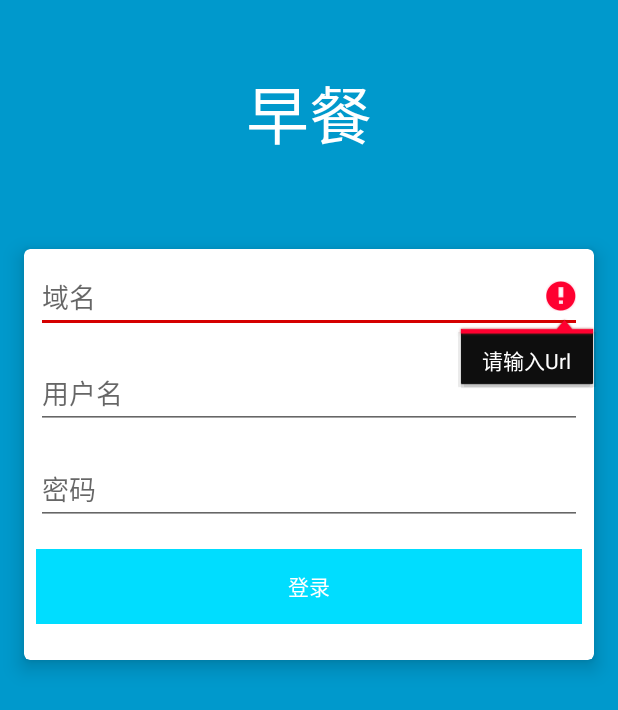
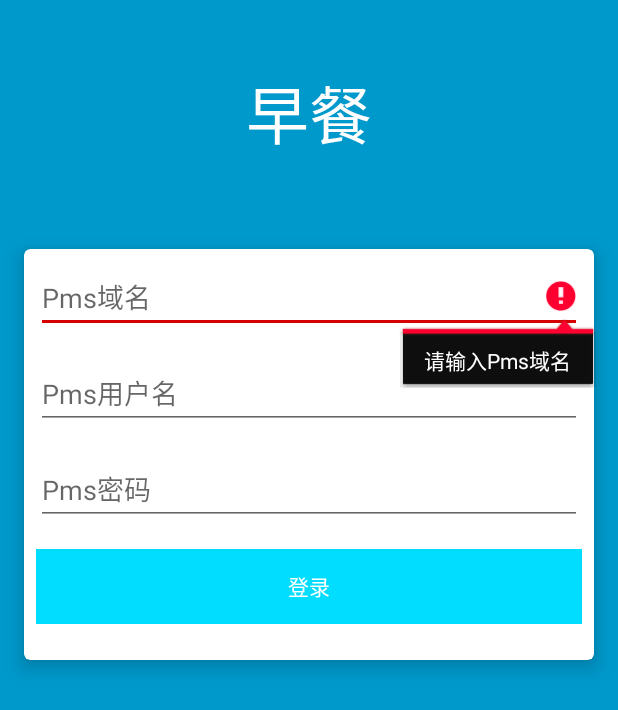
Before and after one commit to mrjiangyan/BreakfastClient, an Android app: the screen it shows after launch (LoginActivity), after a tap on "登录", on a phone screen of 412 x 824 dp. Shown: the top 710 px of the screen. Run offline under Robolectric (Android 15) with nearby library versions, the phone set to English and light mode, and no system bars; our stand-ins replace ButterKnife; libraries missing offline, so code that uses them is left out: android.support.test, com.apkfuns.logutils, retrofit2.adapter.rxjava, rx.android.schedulers, rx.internal.util and 1 more; pictures from the network do not load; 6 statements that could not run were skipped.

Commit message:
早餐客户端-》早餐首页--优化代码

```diff
--- a/app/src/main/AndroidManifest.xml
+++ b/app/src/main/AndroidManifest.xml
@@ -60,7 +60,7 @@
         android:smallScreens="false" />
 
     <application
-        android:name="com.breakfast.library.app.BaseApplication"
+        android:name="com.breakfast.library.app.BreakfastApplication"
         android:allowBackup="true"
         android:icon="@drawable/logo"
         android:label="@string/app_name"
--- a/app/src/main/java/com/breakfast/client/home/activity/LoginActivity.java
+++ b/app/src/main/java/com/breakfast/client/home/activity/LoginActivity.java
@@ -1,8 +1,11 @@
 package com.breakfast.client.home.activity;
 
+import android.app.AlertDialog;
+import android.content.DialogInterface;
 import android.os.Bundle;
 import android.support.annotation.Nullable;
 import android.view.View;
+import android.widget.Toast;
 
 import com.breakfast.client.home.contract.AuthContract;
 import com.breakfast.client.util.DialogUtils;
@@ -10,7 +13,12 @@ import com.breakfast.client.R;
 import com.breakfast.client.base.BaseActivity;
 import com.breakfast.client.home.presenter.AuthPresenter;
 import com.breakfast.client.view.DeletableEditText;
+import com.breakfast.library.app.BreakfastApplication;
+import com.breakfast.library.data.entity.user.User;
+import com.breakfast.library.data.entity.user.UserModel;
 import com.breakfast.library.data.source.impl.AuthDataSourceImpl;
+import com.breakfast.library.util.ResourceUtils;
+import com.breakfast.library.util.SecurityUtil;
 import com.breakfast.library.util.SharedPreferenceUtils;
 
 import butterknife.BindView;
@@ -47,11 +55,13 @@ public class LoginActivity extends BaseActivity implements AuthContract.View {
     @Override
     protected void initViews(Bundle savedInstanceState) {
         presenter = new AuthPresenter(new AuthDataSourceImpl(), this);
-        tv_url.setText(SharedPreferenceUtils.getString(R.string.STRING_URL_ID));
-        tv_username.setText(SharedPreferenceUtils.getString(R.string.STRING_LOGIN_NAME_ID));
+        tv_url.setText(SharedPreferenceUtils.getString(R.string.STRING_LAST_LOGIN_SUCCESS_URL_ID));
+        tv_username.setText(SharedPreferenceUtils.getString(R.string.STRING_LAST_LOGIN_SUCCESS_NAME_ID));
     }
     @Override
-    public void showLoginSuccess() {
+    public void showLoginSuccess(UserModel userModel) {
+        ((BreakfastApplication)getApplication()).setUserModel(userModel);
+
         finish();
         setIntentClass(MainActivity.class);
     }
@@ -63,19 +73,19 @@ public class LoginActivity extends BaseActivity implements AuthContract.View {
 
     @Override
     public void showUrlIsEmptyErrorMessage(){
-        tv_url.setError("请输入Url");
+        tv_url.setError(ResourceUtils.getString(R.string.should_input_url));
         tv_url.setShakeAnimation();
     }
 
     @Override
     public void showPasswordIsEmptyErrorMessage() {
-        tv_password.setError("请输入密码");
+        tv_password.setError(ResourceUtils.getString(R.string.should_input_password));
         tv_password.setShakeAnimation();
     }
 
     @Override
     public void showAccountIsEmptyErrorMessage() {
-        tv_username.setError("请输入账号");
+        tv_username.setError(ResourceUtils.getString(R.string.should_input_username));
         tv_username.setShakeAnimation();
     }
 
--- a/app/src/main/java/com/breakfast/client/home/activity/SplashActivity.java
+++ b/app/src/main/java/com/breakfast/client/home/activity/SplashActivity.java
@@ -13,6 +13,7 @@ import com.apkfuns.logutils.LogUtils;
 import com.breakfast.client.R;
 import com.breakfast.client.base.BaseActivity;
 import com.breakfast.client.home.contract.AuthContract;
+import com.breakfast.library.data.entity.user.UserModel;
 import com.breakfast.library.util.SecurityUtil;
 
 public class SplashActivity extends BaseActivity implements AuthContract.View {
@@ -81,7 +82,7 @@ public class SplashActivity extends BaseActivity implements AuthContract.View {
     }
 
     @Override
-    public void showLoginSuccess() {
+    public void showLoginSuccess(UserModel userModel) {
         gotoHome();
     }
 
--- a/app/src/main/java/com/breakfast/client/home/contract/AuthContract.java
+++ b/app/src/main/java/com/breakfast/client/home/contract/AuthContract.java
@@ -2,6 +2,7 @@ package com.breakfast.client.home.contract;
 
 import com.breakfast.client.base.contract.BasePresenter;
 import com.breakfast.client.base.contract.BaseView;
+import com.breakfast.library.data.entity.user.UserModel;
 
 import java.io.IOException;
 import java.io.UnsupportedEncodingException;
@@ -15,7 +16,7 @@ public interface AuthContract {
 
     interface View extends BaseView<Presenter> {
 
-        void showLoginSuccess();
+        void showLoginSuccess(UserModel userModel);
 
         void resetError();
 
--- a/app/src/main/java/com/breakfast/client/home/contract/BreakfastContract.java
+++ b/app/src/main/java/com/breakfast/client/home/contract/BreakfastContract.java
@@ -2,6 +2,7 @@ package com.breakfast.client.home.contract;
 
 import com.breakfast.client.base.contract.BasePresenter;
 import com.breakfast.client.base.contract.BaseView;
+import com.breakfast.library.data.entity.breakfast.HotelBreakfastSummary;
 
 /**
  * Created by jliang on 7/25/2017.
@@ -11,7 +12,7 @@ public interface BreakfastContract {
 
     interface View extends BaseView<BreakfastContract.Presenter> {
 
-        void showHotelBreakfastSummary();
+        void showHotelBreakfastSummary(HotelBreakfastSummary hotelBreakfastSummary);
 
         void resetError();
 
--- a/app/src/main/java/com/breakfast/client/home/presenter/AuthPresenter.java
+++ b/app/src/main/java/com/breakfast/client/home/presenter/AuthPresenter.java
@@ -5,6 +5,7 @@ import android.text.TextUtils;
 
 import com.breakfast.client.R;
 import com.breakfast.client.home.contract.AuthContract;
+import com.breakfast.library.app.BaseApplication;
 import com.breakfast.library.data.entity.user.User;
 import com.breakfast.library.data.entity.user.UserModel;
 import com.breakfast.library.data.source.datasource.AuthDataSource;
@@ -12,6 +13,7 @@ import com.breakfast.library.data.source.datasource.BreakfastDataSource;
 import com.breakfast.library.data.source.impl.BreakfastDataSourceImpl;
 import com.breakfast.library.network.internal.ApiException;
 import com.breakfast.library.network.internal.ErrorSubscriber;
+import com.breakfast.library.util.SecurityUtil;
 import com.breakfast.library.util.SharedPreferenceUtils;
 
 
@@ -68,19 +70,16 @@ public class AuthPresenter implements AuthContract.Presenter {
         user.setShift("0");
 
         mSource.login(user,new ErrorSubscriber<UserModel>() {
-            @Override public void onNext(UserModel userModelResultModel) {
+            @Override public void onNext(UserModel userModel) {
 
-                if (userModelResultModel != null) {
-
-                    SharedPreferenceUtils.saveConfig(R.string.STRING_URL_ID, user.getUrl());
-                    SharedPreferenceUtils.saveConfig(R.string.STRING_LOGIN_NAME_ID, user.getUserName());
-                    SharedPreferenceUtils.saveConfig(R.string.STRING_ORG_NAME_ID, userModelResultModel.getOrgName());
-                    SharedPreferenceUtils.saveConfig(R.string.STRING_EMPLOYEE_NAME_ID, userModelResultModel.getEmployeeName());
-                    mView.showLoginSuccess();
+                if (userModel != null) {
+                    SecurityUtil.save(BaseApplication.getInstance(),user);
+                    SharedPreferenceUtils.saveConfig(R.string.STRING_LAST_LOGIN_SUCCESS_URL_ID, user.getUrl());
+                    SharedPreferenceUtils.saveConfig(R.string.STRING_LAST_LOGIN_SUCCESS_NAME_ID, user.getUserName());
+                    mView.showLoginSuccess(userModel);
                 } else {
                     mView.showErrorView(null, null);
                 }
-
 
             }
 
--- a/app/src/main/java/com/breakfast/client/home/presenter/BreakfastPresenter.java
+++ b/app/src/main/java/com/breakfast/client/home/presenter/BreakfastPresenter.java
@@ -42,10 +42,7 @@ public class BreakfastPresenter implements BreakfastContract.Presenter {
             @Override
             public void onNext(HotelBreakfastSummary hotelBreakfastSummary) {
                 if (hotelBreakfastSummary != null) {
-                    SharedPreferenceUtils.saveConfig(R.string.STRING_HOTEL_BREAKFAST_TOTAL_COUNT_ID, hotelBreakfastSummary.getBreakfastTotalCount());
-                    SharedPreferenceUtils.saveConfig(R.string.STRING_HOTEL_BREAKFAST_TOTAL_AVAILABLE_COUNT_ID, hotelBreakfastSummary.getTotalAvailableBreakfastCount());
-                    SharedPreferenceUtils.saveConfig(R.string.STRING_HOTEL_BREAKFAST_USE_COUNT_ID, hotelBreakfastSummary.getBreakfastUseCount());
-                    mView.showHotelBreakfastSummary();
+                    mView.showHotelBreakfastSummary(hotelBreakfastSummary);
                 } else {
                     mView.showErrorView(null, null);
                 }
--- a/app/src/main/res/layout/activity_login.xml
+++ b/app/src/main/res/layout/activity_login.xml
@@ -44,7 +44,7 @@
                 android:layout_width="match_parent"
                 android:layout_height="wrap_content"
                 android:layout_marginBottom="16dp"
-                android:hint="域名"
+                android:hint="Pms域名"
 
                 android:inputType="textUri" />
 
@@ -53,7 +53,7 @@
                 android:layout_width="match_parent"
                 android:layout_height="wrap_content"
                 android:layout_marginBottom="16dp"
-                android:hint="用户名"
+                android:hint="Pms用户名"
                 android:inputType="textCapWords" />
 
             <com.breakfast.client.view.DeletableEditText
@@ -61,7 +61,7 @@
                 android:layout_width="match_parent"
                 android:layout_height="wrap_content"
                 android:layout_marginBottom="16dp"
-                android:hint="密码"
+                android:hint="Pms密码"
                 android:inputType="textPassword" />
 
             <LinearLayout
--- a/app/src/main/res/values/ids.xml
+++ b/app/src/main/res/values/ids.xml
@@ -1,12 +1,7 @@
 <?xml version="1.0" encoding="utf-8"?>
 <resources>
-    <string name="STRING_URL_ID">URL</string>
-    <string name="STRING_LOGIN_NAME_ID">LOGIN_NAME</string>
-    <string name="STRING_HOTEL_BREAKFAST_TOTAL_COUNT_ID">HOTEL_BREAKFAST_TOTAL_COUNT</string>
-    <string name="STRING_HOTEL_BREAKFAST_USE_COUNT_ID">HOTEL_BREAKFAST_USE_COUNT</string>
-    <string name="STRING_HOTEL_BREAKFAST_TOTAL_AVAILABLE_COUNT_ID">HOTEL_BREAKFAST_TOTAL_AVAILABLE_COUNT</string>
-    <string name="STRING_EMPLOYEE_NAME_ID">EMPLOYEE_NAME</string>
-    <string name="STRING_ORG_NAME_ID">ORG_NAME</string>
+    <string name="STRING_LAST_LOGIN_SUCCESS_URL_ID">LAST_LOGIN_SUCCESS_URL</string>
+    <string name="STRING_LAST_LOGIN_SUCCESS_NAME_ID">LAST_LOGIN_SUCCESS_NAME</string>
     <!-- Messages IDs -->
     <item name="auto_focus" type="id"/>
     <item name="decode" type="id"/>
--- /dev/null
+++ b/app/src/main/res/values/message_tip.xml
@@ -0,0 +1,6 @@
+<?xml version="1.0" encoding="utf-8"?>
+<resources>
+    <string name="should_input_url">请输入Pms域名</string>
+    <string name="should_input_username">请输入Pms用户名</string>
+    <string name="should_input_password">请输入Pms密码</string>
+</resources>
--- /dev/null
+++ b/app/src/main/res/values/pass_data_key.xml
@@ -0,0 +1,4 @@
+<?xml version="1.0" encoding="utf-8"?>
+<resources>
+    <string name="USER_MODEL">USER_MODEL</string>
+</resources>
--- /dev/null
+++ b/library/src/main/java/com/breakfast/library/app/BreakfastApplication.java
@@ -0,0 +1,20 @@
+package com.breakfast.library.app;
+
+import com.breakfast.library.data.entity.user.UserModel;
+
+/**
+ * Created by jliang on 7/30/2017.
+ */
+
+public class BreakfastApplication extends BaseApplication {
+
+    private UserModel userModel;
+
+    public UserModel getUserModel() {
+        return userModel;
+    }
+
+    public void setUserModel(UserModel userModel) {
+        this.userModel = userModel;
+    }
+}
```
Also changed, not shown: app/src/main/java/com/breakfast/client/base/BaseActivity.java (+41 -26 lines), app/src/main/java/com/breakfast/client/base/BaseFragment.java (+5 -3 lines), app/src/main/java/com/breakfast/client/home/activity/MainActivity.java (+24 -31 lines), app/src/main/java/com/breakfast/client/home/fragment/ConsumeFragment.java (+52 -11 lines), app/src/main/java/com/breakfast/client/home/fragment/SettingFragment.java (renamed from app/src/main/java/com/breakfast/client/home/fragment/SummaryFragment.java, +4 -15 lines).
